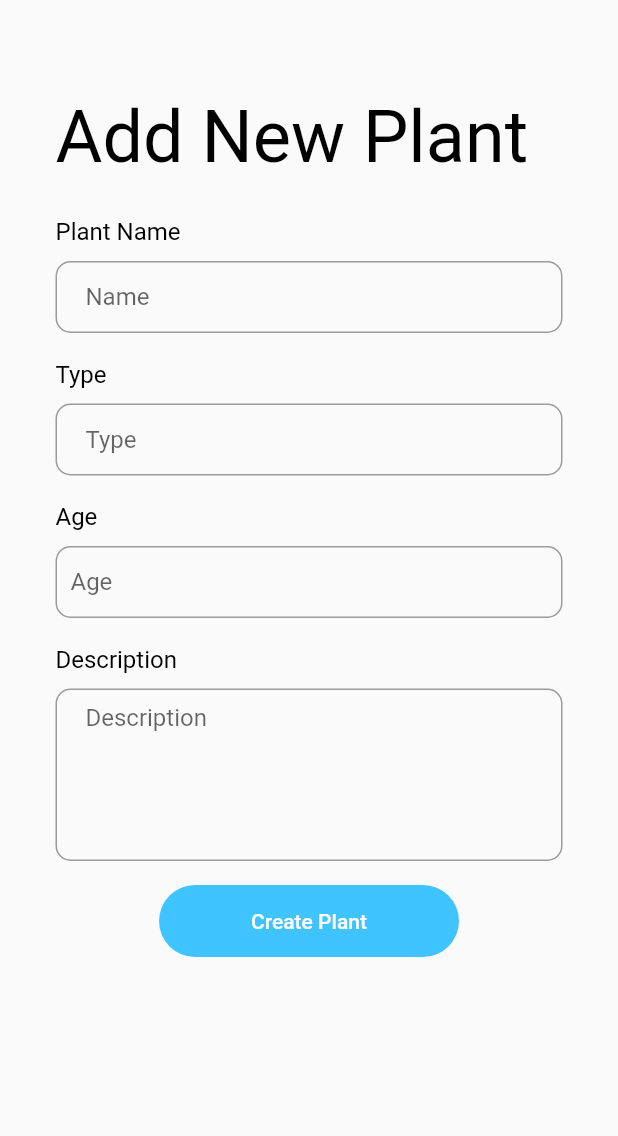
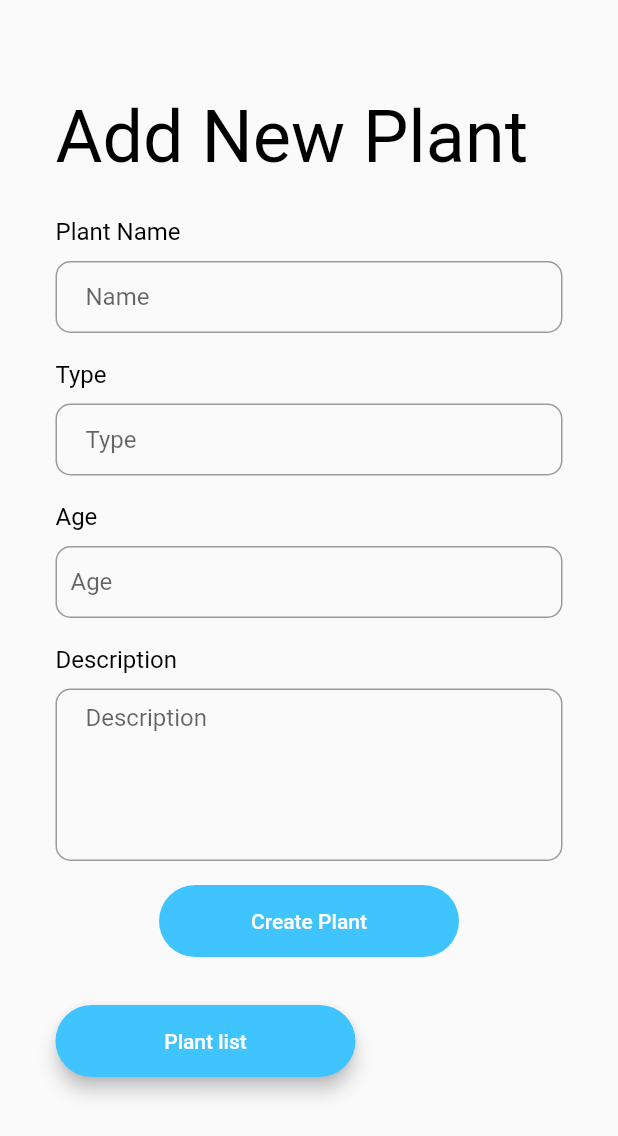
Before and after one commit to Unstoppable-SDP/fasela_app, a Flutter app: the screen it shows after launch, on a phone screen of 412 x 824 dp. Shown: the top 1136 px of the screen. Run offline on Flutter 3.47's test engine with Material 2 defaults, Android fonts, the phone set to English and light mode, and no system bars; our stand-ins replace cloud_firestore, firebase_core; accounts and stored records are empty.

Commit message:
feat: add list button to the app

```diff
--- a/lib/main.dart
+++ b/lib/main.dart
@@ -1,6 +1,7 @@
 import 'package:flutter/material.dart';
 import 'package:firebase_core/firebase_core.dart';
 import 'package:cloud_firestore/cloud_firestore.dart';
+import 'plantsList.dart';
 
 void main() async {
   WidgetsFlutterBinding.ensureInitialized();
@@ -211,6 +212,28 @@ class _MyHomePageState extends State<MyHomePage> {
               ),
             )),
           ),
+          Padding(
+            padding: EdgeInsets.symmetric(vertical: 16.0),
+            child: Material(
+              elevation: 5.0,
+              color: Colors.lightBlueAccent,
+              borderRadius: BorderRadius.circular(30.0),
+              child: MaterialButton(
+                minWidth: 200.0,
+                height: 42.0,
+                child: Text(
+                  'Plant list',
+                  style: TextStyle(color: Colors.white),
+                ),
+                onPressed: () async {
+                  Navigator.push(
+                    context,
+                    MaterialPageRoute(builder: (context) => PlantList()),
+                  );
+                },
+              ),
+            ),
+          ),
         ],
       ),
     )));
```
